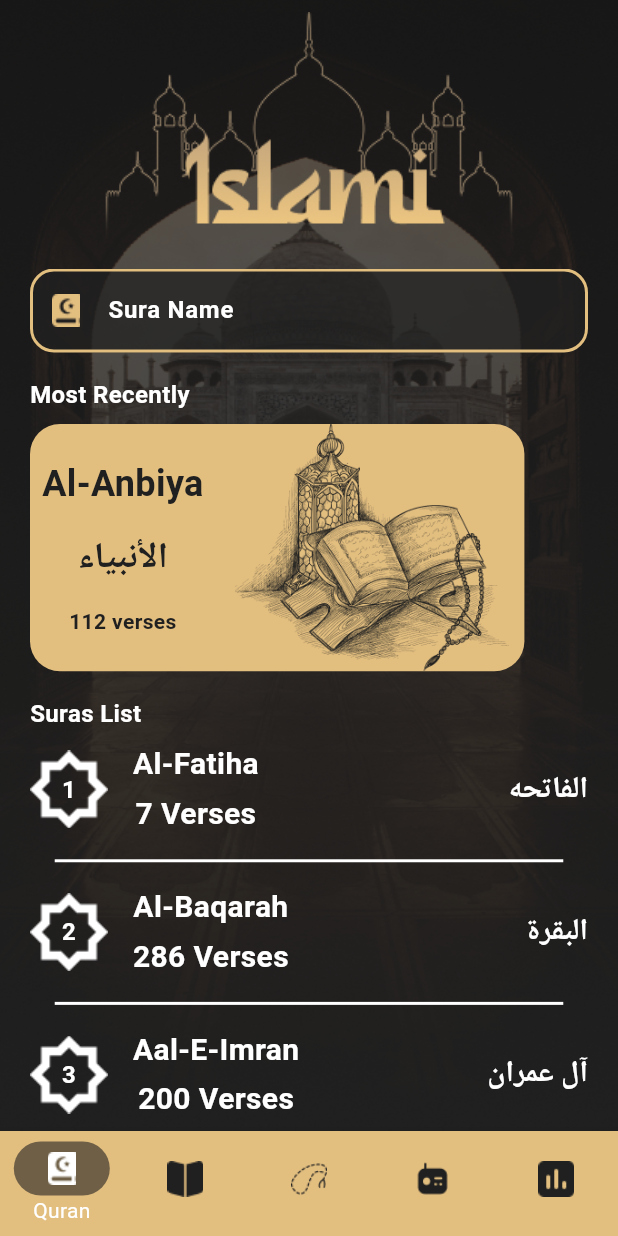
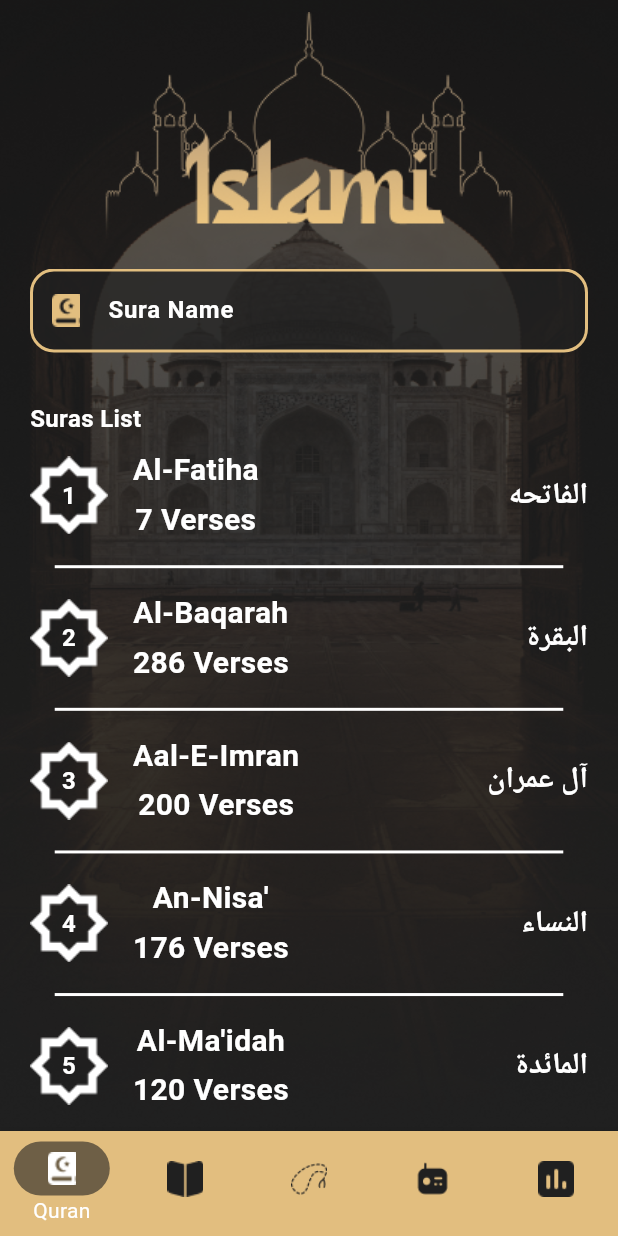
Before and after one commit to Mohamed-Ehab08/Islami_app, a Flutter app: the Homescreen screen opened by its route, on a phone screen of 412 x 824 dp. Run offline on Flutter 3.47's test engine with Material 3 defaults, Android fonts, the phone set to English and light mode, and no system bars; our stand-ins replace carousel_slider, introduction_screen, shared_preferences; missing offline and left inert: segmented_button_slide; accounts and stored records are empty.

Commit message:
+ added search & recently sura read Logic

```diff
--- a/lib/Screens/tabs/hadeth/hadeth_item.dart
+++ b/lib/Screens/tabs/hadeth/hadeth_item.dart
@@ -37,7 +37,7 @@ class _HadethItemState extends State<HadethItem> {
             child: Container(
               margin: EdgeInsetsGeometry.symmetric(
                 vertical: height * 0.02,
-                horizontal: width * 0.02,
+                //horizontal: width * 0.02,
               ),
               decoration: BoxDecoration(
                 borderRadius: BorderRadius.circular(8),
--- a/lib/Screens/tabs/quruan/Quran.dart
+++ b/lib/Screens/tabs/quruan/Quran.dart
@@ -1,4 +1,6 @@
 import 'package:flutter/material.dart';
+import 'package:islami_app/Screens/tabs/quruan/Sura_widget.dart';
+import 'package:islami_app/cache/shared_preference_utils.dart';
 import 'package:islami_app/utilities/App_Colors.dart';
 import 'package:islami_app/utilities/App_Images.dart';
 import 'package:islami_app/utilities/App_Routes.dart';
@@ -6,8 +8,17 @@ import 'package:islami_app/utilities/App_Strings.dart';
 import 'package:islami_app/utilities/App_lists.dart';
 import 'package:islami_app/utilities/App_styles.dart';
 
-class Quran extends StatelessWidget {
-  const Quran({super.key});
+import 'most_recently.dart';
+
+class Quran extends StatefulWidget {
+  Quran({super.key});
+
+  @override
+  State<Quran> createState() => _QuranState();
+}
+
+class _QuranState extends State<Quran> {
+  List<int> FilterList = List.generate(113, (index) => index,);
 
   @override
   Widget build(BuildContext context) {
@@ -61,77 +72,32 @@ class Quran extends StatelessWidget {
               ),
               cursorColor: AppColors.primaryColor,
               style: AppStyles.White16bold,
+              onChanged: (value) {
+                return SearchBySuraName(value,);
+              },
 
             ),
             SizedBox(height: height * 0.02,),
-            Text(AppStrings.Recently, style: AppStyles.White16bold,),
-            SizedBox(height: height * 0.01,),
-            Container(
+            MostRecently(),
 
-              width: width * 0.8,
-              height: height * 0.2,
-
-              decoration: BoxDecoration(
-                borderRadius: BorderRadius.circular(20),
-                color: AppColors.primaryColor,
-
-
-              ),
-              child: Row(
-                spacing: 6,
-                children: [
-                  Padding(
-                    padding: const EdgeInsets.all(8.0),
-                    child: Column(
-                      mainAxisAlignment: MainAxisAlignment.spaceEvenly,
-                      children: [
-                        Text('Al-Anbiya', style: AppStyles.black24bold,),
-                        Text('الأنبياء', style: AppStyles.black24bold,),
-                        Text('112 verses', style: AppStyles.black14bold,),
-                      ],
-                    ),
-                  ),
-                  Expanded(child: Image.asset(AppImages.RecentBg))
-                ],
-              ),
-            ),
             SizedBox(height: height * 0.02,),
             Text(AppStrings.SurasList, style: AppStyles.White16bold,),
             SizedBox(height: height * 0.01,),
-            ListView.separated(
+            FilterList.isEmpty ? Center(
+              child: Text("No Sura Found", style: AppStyles.gold20bold,),)
+                : ListView.separated(
                 physics: NeverScrollableScrollPhysics(),
                 shrinkWrap: true,
                 padding: EdgeInsets.zero,
                 itemBuilder: (context, index) {
                   return InkWell(
                     onTap: () {
+                      LastSuraIndex(FilterList[index]);
                       Navigator.of(context).pushNamed(
-                          AppRoutes.SuraDetailsRoute, arguments: index);
+                          AppRoutes.SuraDetailsRoute,
+                          arguments: FilterList[index]);
                     },
-                    child: Row(
-                      spacing: width * 0.04,
-                      children: [
-                        Stack(
-                          alignment: AlignmentGeometry.center,
-                          children: [
-                            Image.asset(AppImages.Vector),
-                            Text('${index + 1}', style: AppStyles.White16bold,)
-                          ],
-                        ),
-                        Column(
-                          spacing: height * 0.005,
-                          children: [
-                            Text(AppLists.englishQuranSurahs[index],
-                              style: AppStyles.White20bold,),
-                            Text(AppLists.AyaNumber[index] + ' Verses',
-                              style: AppStyles.White20bold,)
-                          ],
-                        ),
-                        Spacer(),
-                        Text(AppLists.arabicQuranSuras[index],
-                          style: AppStyles.White20bold,)
-                      ],
-                    ),
+                      child: SuraWidget(index: FilterList[index])
                   );
                 }
                 ,
@@ -144,10 +110,29 @@ class Quran extends StatelessWidget {
                         endIndent: width * 0.04,
                       ),
                     ),
-                itemCount: 114)
+                itemCount: FilterList.length)
           ],
         ),
       ),
     );
   }
+
+  void SearchBySuraName(String text) {
+    List<int> SearchList = [];
+
+    for (int i = 0; i < AppLists.AyaNumber.length; i++) {
+      if (AppLists.englishQuranSurahs[i].toUpperCase().contains(
+          text.toUpperCase())) {
+        SearchList.add(i);
+      }
+      if (AppLists.arabicQuranSuras[i].toUpperCase().contains(
+          text.toUpperCase())) {
+        SearchList.add(i);
+      }
+      FilterList = SearchList;
+      setState(() {
+
+      });
+    }
+  }
 }
--- /dev/null
+++ b/lib/Screens/tabs/quruan/Sura_widget.dart
@@ -0,0 +1,43 @@
+import 'package:flutter/material.dart';
+import 'package:islami_app/utilities/App_Images.dart';
+import 'package:islami_app/utilities/App_lists.dart';
+import 'package:islami_app/utilities/App_styles.dart';
+
+class SuraWidget extends StatelessWidget {
+  int index;
+
+  SuraWidget({super.key, required this.index});
+
+  @override
+  Widget build(BuildContext context) {
+    var width = MediaQuery.of(context).size.width;
+    var height = MediaQuery.of(context).size.height;
+    return Row(
+      spacing: width * 0.04,
+      children: [
+        Stack(
+          alignment: AlignmentGeometry.center,
+          children: [
+            Image.asset(AppImages.Vector),
+            Text('${index + 1}', style: AppStyles.White16bold),
+          ],
+        ),
+        Column(
+          spacing: height * 0.005,
+          children: [
+            Text(
+              AppLists.englishQuranSurahs[index],
+              style: AppStyles.White20bold,
+            ),
+            Text(
+              AppLists.AyaNumber[index] + ' Verses',
+              style: AppStyles.White20bold,
+            ),
+          ],
+        ),
+        Spacer(),
+        Text(AppLists.arabicQuranSuras[index], style: AppStyles.White20bold),
+      ],
+    );
+  }
+}
--- a/pubspec.yaml
+++ b/pubspec.yaml
@@ -38,6 +38,8 @@ dependencies:
   flutter_svg: ^2.3.0
   segmented_button_slide: ^2.0.0
   carousel_slider: ^5.1.2
+  shared_preferences: ^2.5.5
+  provider: ^6.1.5+1
 
 dev_dependencies:
   flutter_test:
```
Also changed, not shown: lib/Providers/Most_Recent_provider.dart (added, +16 -0 lines), lib/Screens/tabs/quruan/Sura_details.dart (+11 -0 lines), lib/Screens/tabs/quruan/most_recently.dart (added, +94 -0 lines), lib/cache/shared_preference_utils.dart (added, +12 -0 lines), lib/main.dart (+8 -2 lines), pubspec.lock, 2 other files.
